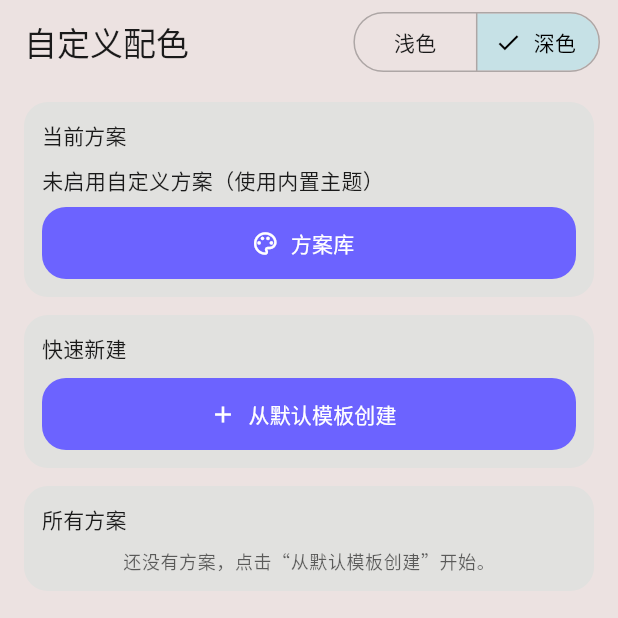
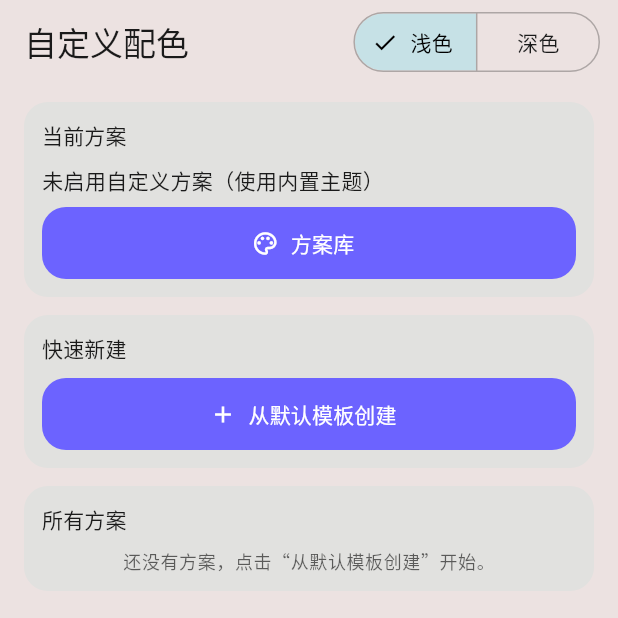
Before and after one commit to tenebralis-dev/tenebralisapp, a Flutter app: the ThemeCustomizationPage screen opened by its route, on a phone screen of 412 x 824 dp, the top half of it. Run offline on Flutter 3.47's test engine with Material 3 defaults, Android fonts, the phone set to English and light mode, and no system bars; our stand-ins replace cached_network_image, dio, file_picker, flutter_animate, flutter_cache_manager, flutter_dotenv and 9 more; accounts and stored records are empty; generated files the repository leaves out were written again.

Commit message:
更新默认选中浅色

```diff
--- a/lib/features/theme/presentation/theme_customization_page.dart
+++ b/lib/features/theme/presentation/theme_customization_page.dart
@@ -30,7 +30,7 @@ class ThemeCustomizationPage extends ConsumerWidget {
               ButtonSegment(value: AppThemeOption.defaultLight, label: Text('浅色')),
               ButtonSegment(value: AppThemeOption.defaultDark, label: Text('深色')),
             ],
-            selected: {themeOption == AppThemeOption.system ? AppThemeOption.defaultDark : themeOption},
+            selected: {themeOption == AppThemeOption.system ? AppThemeOption.defaultLight : themeOption},
             onSelectionChanged: (selection) async {
               final next = selection.first;
 
```
